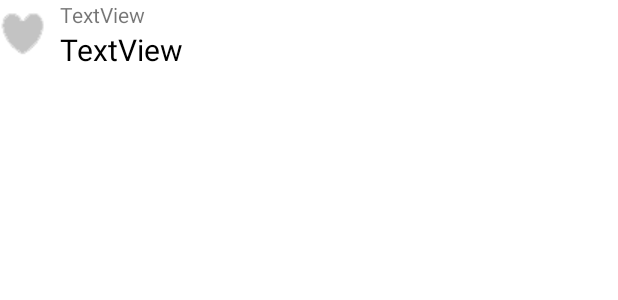
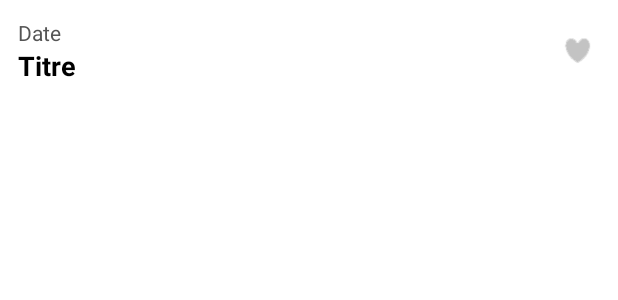
Before and after one commit to Bulo91/MediatekFormationMobile, an Android app: the layout layout_liste_formations.xml on its own in the app's theme, with its tools: preview values and no code run, on a phone screen of 412 x 824 dp. Shown: the top 300 px of the screen. Run offline under Robolectric (Android 15) with nearby library versions, the phone set to English and light mode, and no system bars.

```diff
--- a/app/src/main/java/com/example/mediatekformationmobile/vue/MainActivity.java
+++ b/app/src/main/java/com/example/mediatekformationmobile/vue/MainActivity.java
@@ -33,7 +33,9 @@ public class MainActivity extends AppCompatActivity {
      */
     private void creerMenu(){
         ecouteMenu((ImageButton)findViewById(R.id.btnFormations), FormationsActivity.class);
+        ecouteMenu((ImageButton)findViewById(R.id.btnFavoris), FavorisActivity.class);
     }
+
 
     /**
      * procédure événementielle sur le clic d'une image du menu
--- a/app/src/main/res/layout/layout_liste_formations.xml
+++ b/app/src/main/res/layout/layout_liste_formations.xml
@@ -1,51 +1,42 @@
 <?xml version="1.0" encoding="utf-8"?>
-<androidx.constraintlayout.widget.ConstraintLayout xmlns:android="http://schemas.android.com/apk/res/android"
-    xmlns:app="http://schemas.android.com/apk/res-auto"
-    android:layout_width="match_parent"
-    android:layout_height="wrap_content">
-
-    <LinearLayout
+<LinearLayout xmlns:android="http://schemas.android.com/apk/res/android"
     android:layout_width="match_parent"
     android:layout_height="wrap_content"
-        android:orientation="horizontal">
+    android:orientation="horizontal"
+    android:padding="12dp"
+    android:gravity="center_vertical">
 
+    <!-- Zone texte à gauche -->
     <LinearLayout
-            android:layout_width="wrap_content"
-            android:layout_height="match_parent"
-            android:layout_weight="0"
-            android:gravity="center_vertical"
-            android:orientation="vertical">
-
-            <ImageButton
-                android:id="@+id/btnListFavori"
-                android:layout_width="match_parent"
+        android:layout_width="0dp"
         android:layout_height="wrap_content"
-                android:background="@color/white"
-                app:srcCompat="@drawable/coeur_gris" />
-        </LinearLayout>
-
-        <LinearLayout
-            android:layout_width="match_parent"
-            android:layout_height="match_parent"
         android:layout_weight="1"
-            android:gravity="center_vertical"
         android:orientation="vertical">
 
         <TextView
             android:id="@+id/txtListPublishedAt"
-                android:layout_width="match_parent"
+            android:layout_width="wrap_content"
             android:layout_height="wrap_content"
-                android:text="TextView" />
+            android:text="Date"
+            android:textSize="14sp"
+            android:textColor="#555555" />
 
         <TextView
             android:id="@+id/txtListTitle"
-                android:layout_width="match_parent"
+            android:layout_width="wrap_content"
             android:layout_height="wrap_content"
-                android:text="TextView"
-                android:textColor="@color/black"
-                android:textSize="20sp" />
-
+            android:text="Titre"
+            android:textSize="18sp"
+            android:textStyle="bold"
+            android:textColor="#000000" />
     </LinearLayout>
 
+    <!-- Icône favori à droite -->
+    <ImageView
+        android:id="@+id/imgFavori"
+        android:layout_width="24dp"
+        android:layout_height="24dp"
+        android:src="@drawable/coeur_gris"
+        android:contentDescription="@string/favori"
+        android:layout_marginStart="8dp" />
 </LinearLayout>
-</androidx.constraintlayout.widget.ConstraintLayout>
--- a/app/src/main/res/values/strings.xml
+++ b/app/src/main/res/values/strings.xml
@@ -2,4 +2,6 @@
     <string name="app_name">MediatekFormationMobile</string>
     <string name="filtrer">Filtrer</string>
     <string name="filtrer_hint">Filtrer par titre...</string>
+    <string name="favori">Icône favoris</string>
+
 </resources>
```
Also changed, not shown: app/src/main/AndroidManifest.xml (+7 -1 lines), app/src/main/java/com/example/mediatekformationmobile/MyApplication.java (added, +17 -0 lines), app/src/main/java/com/example/mediatekformationmobile/controleur/Controle.java (+34 -10 lines), app/src/main/java/com/example/mediatekformationmobile/modele/FavorisSQLite.java (added, +75 -0 lines), app/src/main/java/com/example/mediatekformationmobile/vue/FavorisActivity.java (added, +49 -0 lines), app/src/main/java/com/example/mediatekformationmobile/vue/FormationListAdapter.java (+42 -74 lines), app/src/main/java/com/example/mediatekformationmobile/vue/FormationsActivity.java (+15 -27 lines), app/src/main/res/layout/activity_favoris.xml (added, +11 -0 lines), gradle/wrapper/gradle-wrapper.properties. Lines whose indentation alone changed are shown as unchanged.
